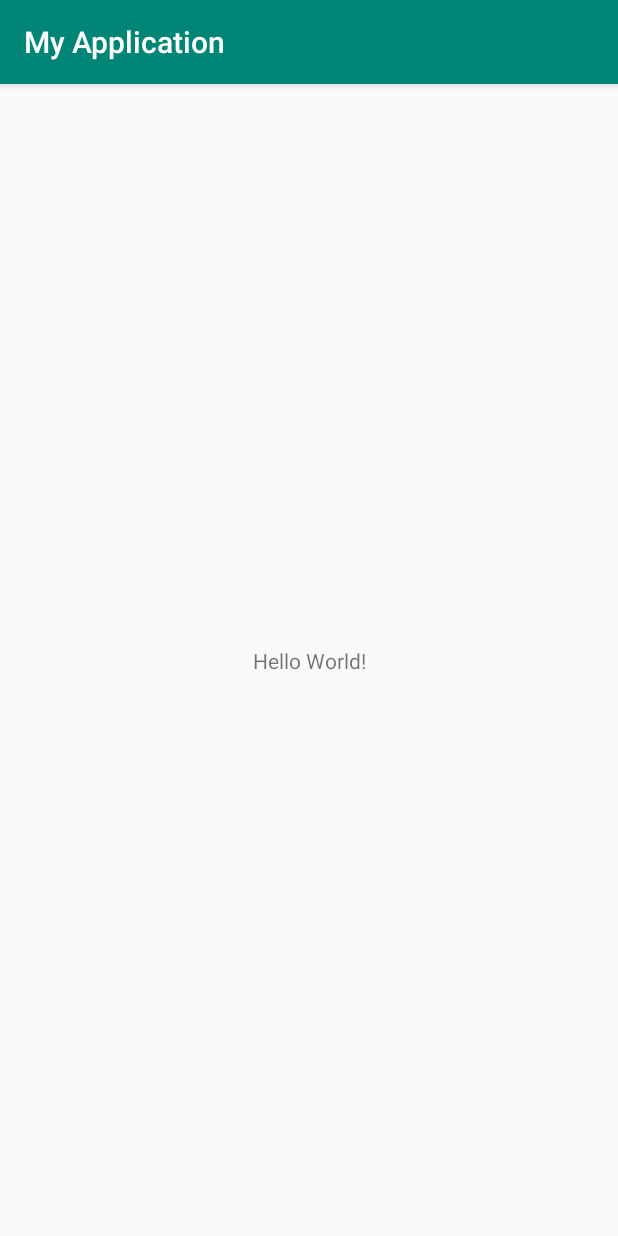
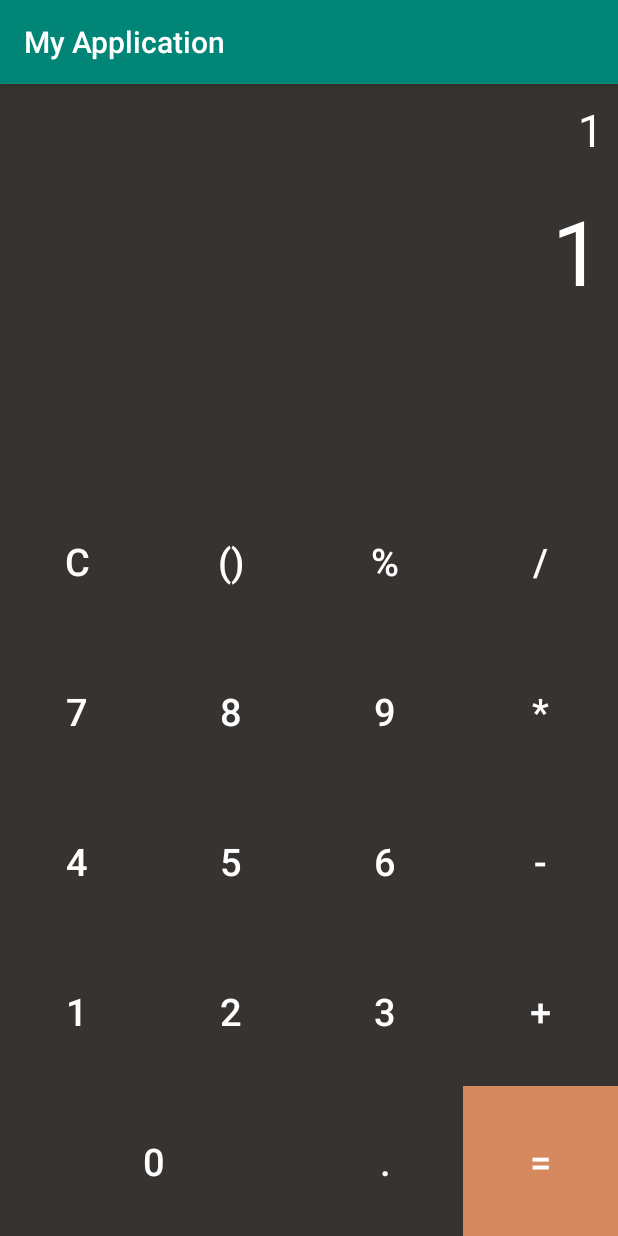
Before and after one commit to Stweer/Lab1_EjerciciosPropuestosUPT, an Android app: the screen it shows after launch (MainActivity), on a phone screen of 412 x 824 dp. Run offline under Robolectric (Android 15) with nearby library versions, the phone set to English and light mode, and no system bars.

Commit message:
Configuracion layout activity_main , unificando vistas de los layout buttons e input

```diff
--- a/app/src/main/res/layout/activity_main.xml
+++ b/app/src/main/res/layout/activity_main.xml
@@ -1,18 +1,28 @@
 <?xml version="1.0" encoding="utf-8"?>
-<androidx.constraintlayout.widget.ConstraintLayout xmlns:android="http://schemas.android.com/apk/res/android"
+<LinearLayout xmlns:android="http://schemas.android.com/apk/res/android"
     xmlns:app="http://schemas.android.com/apk/res-auto"
     xmlns:tools="http://schemas.android.com/tools"
+    android:orientation="vertical"
     android:layout_width="match_parent"
     android:layout_height="match_parent"
     tools:context=".MainActivity">
+    <include
+        layout="@layout/input_layout"
+        android:layout_width="match_parent"
+        android:layout_height="wrap_content"
+        />
+    <RelativeLayout
+        android:layout_width="match_parent"
+        android:layout_height="match_parent"
+        android:gravity="bottom"
+        android:background="@color/Black"
+        >
 
-    <TextView
-        android:layout_width="wrap_content"
-        android:layout_height="wrap_content"
-        android:text="Hello World!"
-        app:layout_constraintBottom_toBottomOf="parent"
-        app:layout_constraintLeft_toLeftOf="parent"
-        app:layout_constraintRight_toRightOf="parent"
-        app:layout_constraintTop_toTopOf="parent" />
+        <include
+            layout="@layout/buttons"
+            android:layout_width="match_parent"
+            android:layout_height="wrap_content" />
 
-</androidx.constraintlayout.widget.ConstraintLayout>
+    </RelativeLayout>
+
+</LinearLayout>
--- a/app/src/main/res/layout/input_layout.xml
+++ b/app/src/main/res/layout/input_layout.xml
@@ -10,7 +10,7 @@
         android:textColor="@color/White"
         android:background="@color/Black"
         android:padding="10dp"
-        android:text="23123">
+        android:text="1">
 
     </TextView>
 
@@ -22,7 +22,7 @@
         android:textColor="@color/White"
         android:background="@color/Black"
         android:padding="10dp"
-        android:text="23123">
+        android:text="1">
 
     </TextView>
 
```
